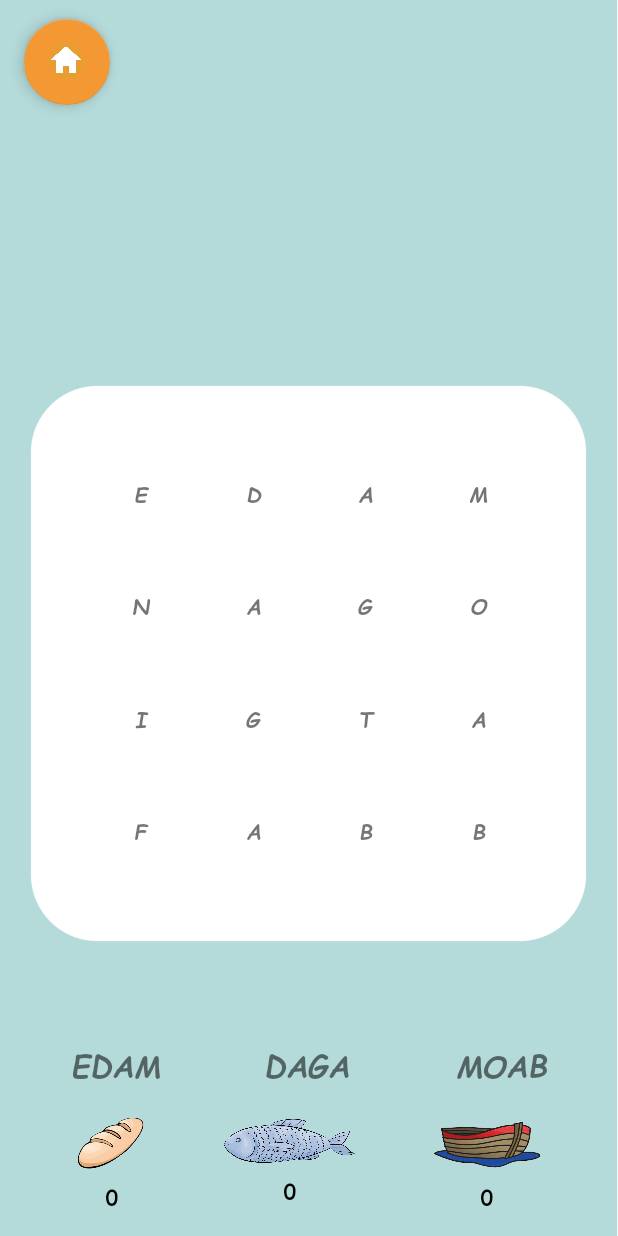
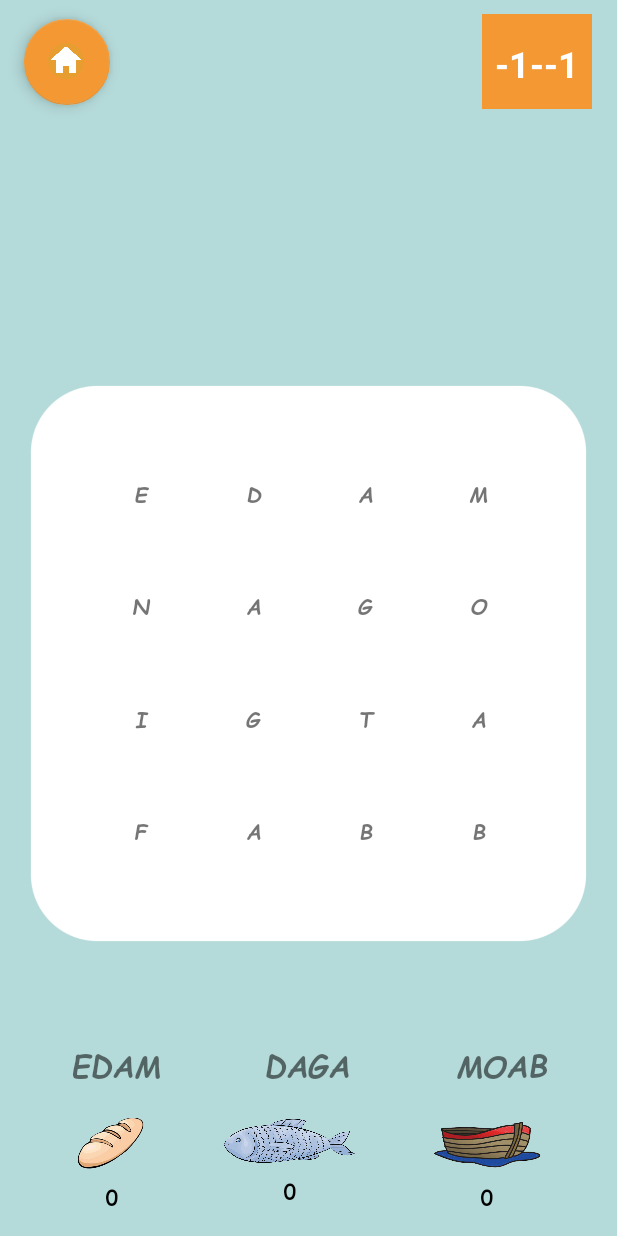
Before and after one commit to donaldrshade/bible-word-find-kriol, an Android app: the puzzleActivity screen opened directly, with no data from a screen before it, on a phone screen of 412 x 824 dp. Run offline under Robolectric (Android 15) with nearby library versions, the phone set to English and light mode, and no system bars.

Commit message:
Adding Level and Puzzle Number to puzzleActivity (WIP)

```diff
--- a/android/app/src/main/java/org/lightsys/kriolbiblewordfind/puzzleActivity.kt
+++ b/android/app/src/main/java/org/lightsys/kriolbiblewordfind/puzzleActivity.kt
@@ -237,6 +237,11 @@ class puzzleActivity : AppCompatActivity() {
         val rnds = (0..10).random()
 
         story_title_banner_image.setImageResource(bannerResID);
+
+        //setting the level number
+        val levelNumber = findViewById<TextView>(R.id.levelPuzzleNumber)
+        val levelNumString = levelnum.toString() + "-" + puzzle.id.toString()
+        levelNumber.setText(levelNumString)
 
         when (rnds){
             0-> levelBackground.setBackgroundColor(Color.rgb(0,188,212))
--- a/android/app/src/main/res/layout/activity_puzzle.xml
+++ b/android/app/src/main/res/layout/activity_puzzle.xml
@@ -65,9 +65,7 @@
         app:layout_constraintBottom_toTopOf="@id/wordBankScroller"
         app:layout_constraintEnd_toEndOf="parent"
         app:layout_constraintStart_toStartOf="parent"
-        app:layout_constraintTop_toBottomOf="@+id/story_title_banner_image">
-
-    </androidx.constraintlayout.widget.ConstraintLayout>
+        app:layout_constraintTop_toBottomOf="@+id/story_title_banner_image"/>
 
     <ImageView
         android:id="@+id/breadScore"
@@ -180,4 +178,32 @@
         app:layout_constraintTop_toTopOf="@+id/story_title_banner_image"
         app:layout_constraintVertical_bias="1.0" />
 
+    <ImageView
+        android:id="@+id/levelBackground"
+        android:layout_width="73dp"
+        android:layout_height="63dp"
+        android:adjustViewBounds="false"
+        android:cropToPadding="false"
+        app:layout_constraintBottom_toBottomOf="@id/home_fab"
+        app:layout_constraintEnd_toEndOf="parent"
+        app:layout_constraintHorizontal_bias=".95"
+        app:layout_constraintStart_toStartOf="parent"
+        app:layout_constraintTop_toTopOf="@id/home_fab"
+        app:layout_constraintVertical_bias=".5"
+        app:srcCompat="@color/colorHomeButton" />
+
+    <TextView
+        android:id="@+id/levelPuzzleNumber"
+        android:layout_width="wrap_content"
+        android:layout_height="wrap_content"
+        android:text="33-3"
+        android:textColor="@android:color/primary_text_dark"
+        android:textSize="24sp"
+        android:textStyle="bold"
+        app:layout_constraintBottom_toBottomOf="@+id/levelBackground"
+        app:layout_constraintEnd_toEndOf="@+id/levelBackground"
+        app:layout_constraintStart_toStartOf="@+id/levelBackground"
+        app:layout_constraintTop_toTopOf="@+id/levelBackground"
+        app:layout_constraintVertical_bias="0.55" />
+
 </androidx.constraintlayout.widget.ConstraintLayout>
```
